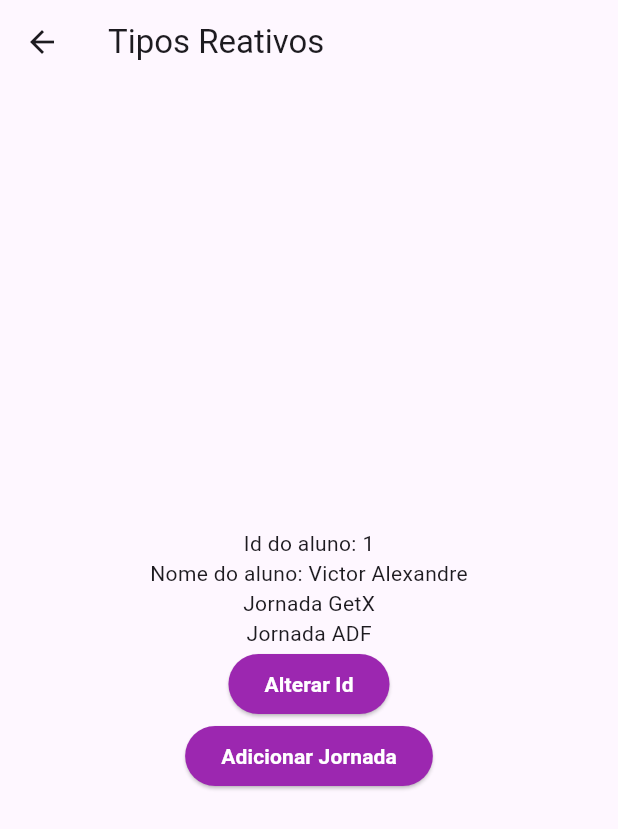
After one commit to victorapc/get_state_manager, a Flutter app: the screen it shows after launch, after a tap on "Tipos Reativos", on a phone screen of 412 x 824 dp. The commit adds this screen. Shown: the top 829 px of the screen. Run offline on Flutter 3.47's test engine with Material 2 defaults, Android fonts, the phone set to English and light mode, and no system bars; our stand-ins replace get.

Commit message:
Get state manager usando Rx com tipos variaveis.

```diff
--- a/lib/home_page.dart
+++ b/lib/home_page.dart
@@ -21,6 +21,12 @@ class HomePage extends StatelessWidget {
                 Get.toNamed('/basico');
               },
             ),
+            ElevatedButtonCustom(
+              text: 'Tipos Reativos',
+              onPressed: () {
+                Get.toNamed('/tiposReativos');
+              },
+            ),
           ],
         ),
       ),
--- a/lib/main.dart
+++ b/lib/main.dart
@@ -2,6 +2,7 @@ import 'package:flutter/material.dart';
 import 'package:get/get.dart';
 import 'package:get_state_manager/basico/reatividade_page.dart';
 import 'package:get_state_manager/home_page.dart';
+import 'package:get_state_manager/tipos/tipos_reativos_page.dart';
 
 void main() {
   runApp(const MyApp());
@@ -27,6 +28,10 @@ class MyApp extends StatelessWidget {
           name: '/basico',
           page: () => ReatividadePage(),
         ),
+        GetPage(
+          name: '/tiposReativos',
+          page: () => TiposReativosPage(),
+        ),
       ],
     );
   }
--- /dev/null
+++ b/lib/tipos/tipos_reativos_page.dart
@@ -0,0 +1,58 @@
+import 'package:flutter/material.dart';
+import 'package:get/get.dart';
+import 'package:get_state_manager/core/widget/elevated_button_custom.dart';
+
+class TiposReativosPage extends StatelessWidget {
+  // Exemplos de Rx
+  final nome = RxString('Victor Alexandre');
+  final isAluno = RxBool(true);
+  final qtdCurso = RxInt(1);
+  final valorCurso = RxDouble(1499.00);
+  final jornadas = RxList([
+    'Jornada GetX',
+    'Jornada ADF',
+  ]);
+  final aluno = RxMap({'id': 1, 'nome': 'Victor Alexandre', 'tipo': 'Aluno'});
+
+  TiposReativosPage({super.key});
+
+  @override
+  Widget build(BuildContext context) {
+    return Scaffold(
+      appBar: AppBar(
+        title: const Text('Tipos Reativos'),
+      ),
+      body: Center(
+        child: Column(
+          mainAxisAlignment: MainAxisAlignment.center,
+          children: [
+            Obx(() {
+              debugPrint('Montando id do aluno');
+              return Text('Id do aluno: ${aluno['id']}');
+            }),
+            Obx(() {
+              debugPrint('Montando nome do aluno');
+              return Text('Nome do aluno: ${aluno['nome']}');
+            }),
+            Obx(() => Column(
+                  children: jornadas.map(Text.new).toList(),
+                )),
+            ElevatedButtonCustom(
+              text: 'Alterar Id',
+              onPressed: () {
+                aluno['id'] = 3;
+              },
+            ),
+            ElevatedButtonCustom(
+              text: 'Adicionar Jornada',
+              onPressed: () {
+                //jornadas.add('Jornada Dart');
+                jornadas.assign('Jornada Dart');
+              },
+            ),
+          ],
+        ),
+      ),
+    );
+  }
+}
```
